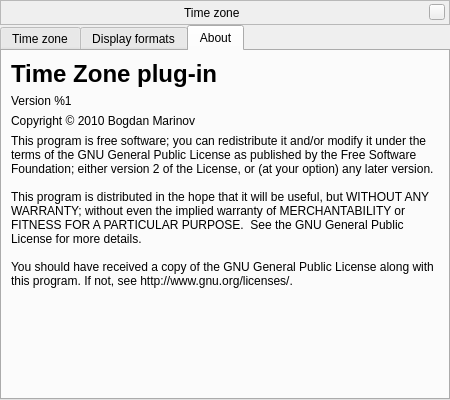
519984307/stellarium_src, file plugins/TimeZoneConfiguration/src/gui/timeZoneConfigurationWindow.ui: the form before one commit.
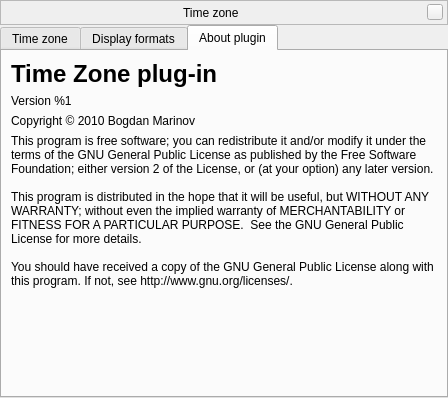
The form after the commit. The open tabs and pages were chosen to show the change. Custom widgets are drawn as their Qt base class.

Commit message: improve string for translation: About -> About plugin

```diff
--- a/plugins/TimeZoneConfiguration/src/gui/timeZoneConfigurationWindow.ui
+++ b/plugins/TimeZoneConfiguration/src/gui/timeZoneConfigurationWindow.ui
@@ -6,8 +6,8 @@
    <rect>
     <x>0</x>
     <y>0</y>
-    <width>450</width>
-    <height>400</height>
+    <width>448</width>
+    <height>398</height>
    </rect>
   </property>
   <layout class="QVBoxLayout" name="verticalLayout">
@@ -398,7 +398,7 @@
      </widget>
      <widget class="QWidget" name="tabAbout">
       <attribute name="title">
-       <string>About</string>
+       <string>About plugin</string>
       </attribute>
       <layout class="QVBoxLayout" name="verticalLayout_3">
        <item>
```
Left out of the diff: 2 changed lines with no effect on the pictures. The commit also changes 8 other files.
